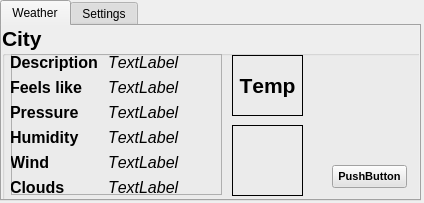
pabsoon/python-with-OWM-API, file WeatherAppGui.ui: the form before one commit.
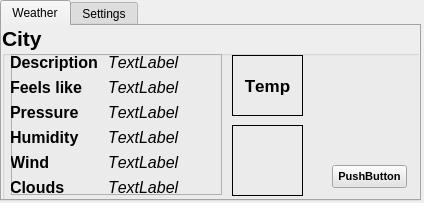
The form after the commit. Icons and pictures are not drawn.

Patch:
```diff
--- a/WeatherAppGui.ui
+++ b/WeatherAppGui.ui
@@ -581,7 +581,7 @@
        <property name="font">
         <font>
          <family>Arial</family>
-         <pointsize>16</pointsize>
+         <pointsize>13</pointsize>
          <weight>75</weight>
          <bold>true</bold>
          <stylestrategy>PreferDefault</stylestrategy>
```
